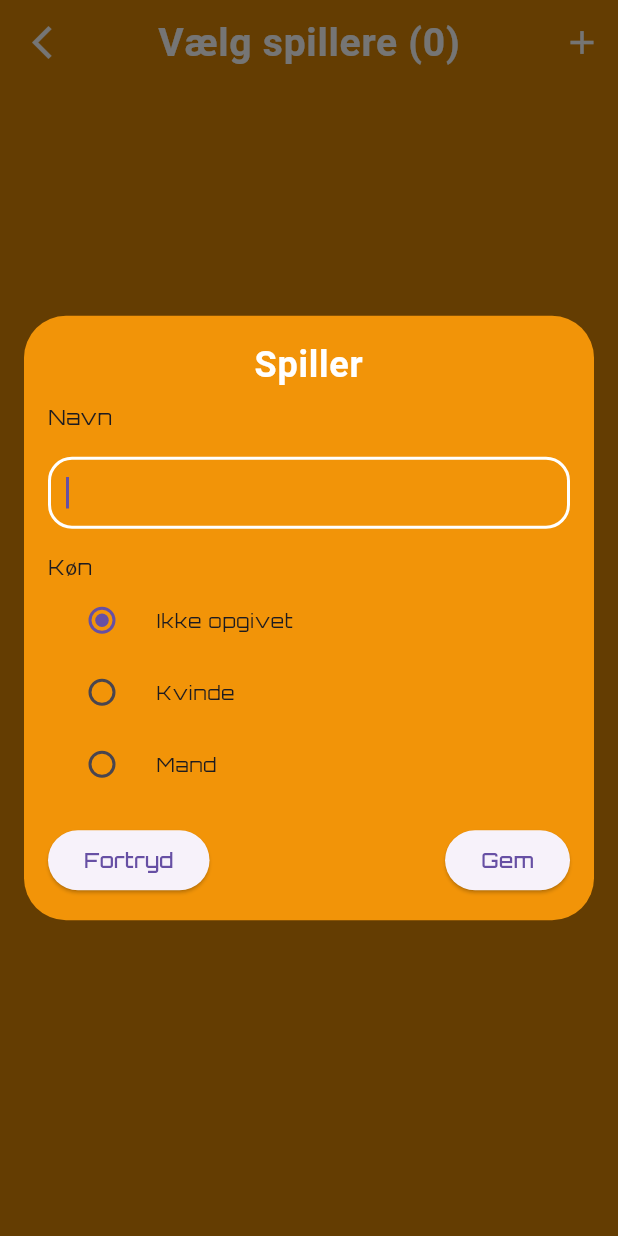
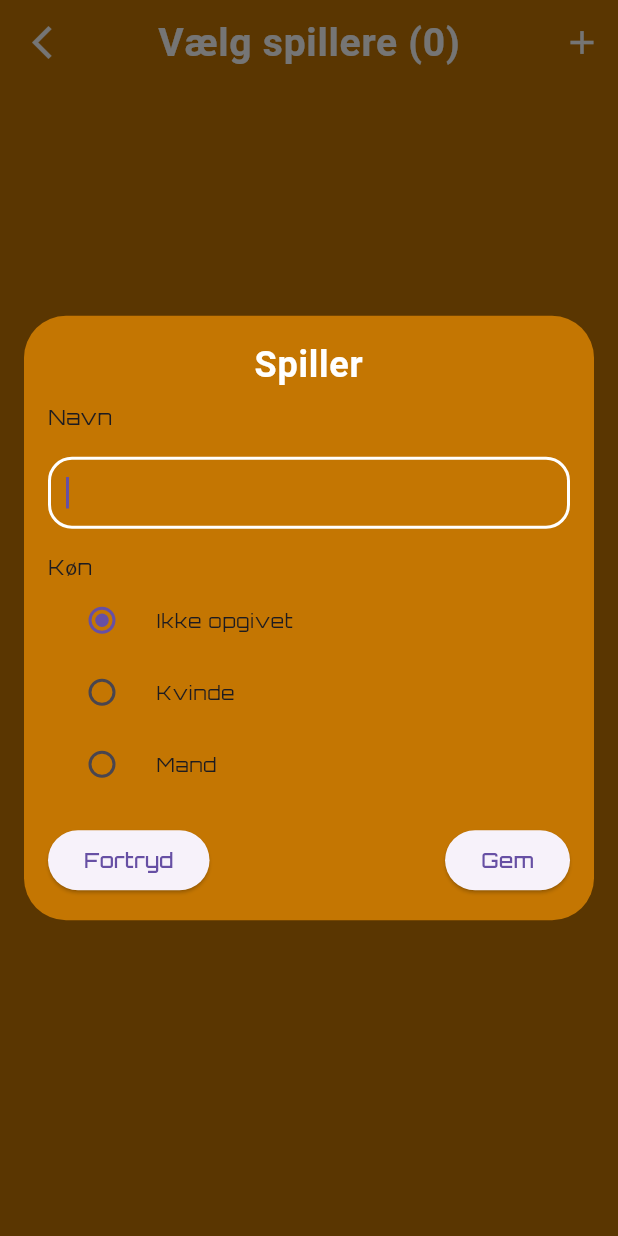
Before and after one commit to vitting/silkeborgcano, a Flutter app: the ChosePlayerDialog screen opened directly, after a tap on the "add" icon, on a phone screen of 412 x 824 dp. Run offline on Flutter 3.47's test engine with Material 3 defaults, Android fonts, the phone set to English and light mode, and no system bars; our stand-ins replace gap, get_it, go_router, google_fonts, material_symbols_icons, objectbox and 1 more; generated files the repository leaves out were written again.

Commit message:
feat: Enhance MatchListTile and MatchListTileArea components with selection logic and improved UI elements

```diff
--- a/lib/screens/match_round_screen/match_list_tile.dart
+++ b/lib/screens/match_round_screen/match_list_tile.dart
@@ -59,6 +59,8 @@ class MatchListTile extends StatelessWidget {
                   team2Name2: team2[1].name,
                   onTapTeam1: onTapTeam1,
                   onTapTeam2: onTapTeam2,
+                  isTeam1Selected: pointsTeam1 > pointsTeam2 && pointsTeam1 > 0,
+                  isTeam2Selected: pointsTeam2 > pointsTeam1 && pointsTeam2 > 0,
                 ),
               ],
             ),
--- a/lib/screens/tournament_screen/chose_player_dialog.dart
+++ b/lib/screens/tournament_screen/chose_player_dialog.dart
@@ -3,6 +3,7 @@ import 'package:silkeborgcano/dialogs/player_dialog.dart';
 import 'package:silkeborgcano/main.dart';
 import 'package:silkeborgcano/models/player.dart';
 import 'package:silkeborgcano/objectbox.g.dart';
+import 'package:silkeborgcano/standards/app_colors.dart';
 import 'package:silkeborgcano/widgets/custom_checkbox_list_tile.dart';
 import 'package:silkeborgcano/widgets/custom_icon.dart';
 import 'package:silkeborgcano/widgets/custom_icon_button.dart';
@@ -43,6 +44,7 @@ class _ChosePlayerDialogState extends State<ChosePlayerDialog> {
     return Dialog.fullscreen(
       child: ScreenScaffold(
         title: Text('Vælg spillere (${_selectedPlayers.length})'),
+        backgroundColor: AppColors.dialogBackgroundColor,
         actions: [
           CustomIconButton(
             size: CustomIconSize.m,
--- a/lib/standards/app_colors.dart
+++ b/lib/standards/app_colors.dart
@@ -8,7 +8,10 @@ class AppColors {
   static const Color tileBackground = volleyballOrange;
   static const Color tileSelectedBackground = Color.fromARGB(255, 237, 143, 1);
   static const Color floatingActionButton = clearSky;
-  static const Color scaffoldBackgroundColor = tangerineOrange;
+  // static const Color scaffoldBackgroundColor = Color.fromARGB(255, 169, 102, 2);
+  // static const Color scaffoldBackgroundColor = Color.fromARGB(255, 42, 42, 42);
+  // static const Color scaffoldBackgroundColor = Color.fromARGB(255, 28, 28, 28);
+  static const Color scaffoldBackgroundColor = Color.fromARGB(255, 66, 66, 66);
   static const Color checkboxSelectedBackground = deepSea;
   static const Color radioSelectedBackground = deepSea;
   static const Color iconDisabled = Color.fromARGB(176, 255, 255, 255);
@@ -16,10 +19,11 @@ class AppColors {
   static const Color benchedPlayerCardBackground = coralPink;
   static const Color matchTileArea1Background = oceanWave;
   static const Color matchTileArea2Background = deepSea;
+  static const Color matchTilePointsBackgroundColor = Color.fromARGB(255, 66, 66, 66);
   static const Color matchSummaryInfoCardBackgorundColor = coralPink;
   static const Color summaryListTileBackgroundColor = tileBackground;
   static const Color summaryListTileSittingOverBackgroundColor = sunburstYellow;
-  static const Color dialogBackgroundColor = volleyballOrange;
+  static const Color dialogBackgroundColor = Color.fromARGB(255, 196, 118, 2);
   static const Color buttonBackgroundColor = deepSea;
   static const Color white = Colors.white;
   static const Color black = Colors.black;
--- a/lib/widgets/screen_scaffold.dart
+++ b/lib/widgets/screen_scaffold.dart
@@ -13,6 +13,7 @@ class ScreenScaffold extends StatelessWidget {
   final Widget body;
   final Widget? floatingActionButton;
   final VoidCallback? onHomeTap;
+  final Color? backgroundColor;
   const ScreenScaffold({
     super.key,
     this.title,
@@ -21,12 +22,13 @@ class ScreenScaffold extends StatelessWidget {
     required this.body,
     this.floatingActionButton,
     this.onHomeTap,
+    this.backgroundColor,
   });
 
   @override
   Widget build(BuildContext context) {
     return Scaffold(
-      backgroundColor: AppColors.scaffoldBackgroundColor,
+      backgroundColor: backgroundColor ?? AppColors.scaffoldBackgroundColor,
       floatingActionButton: floatingActionButton,
       floatingActionButtonLocation: FloatingActionButtonLocation.centerFloat,
       appBar: AppBar(
@@ -44,7 +46,7 @@ class ScreenScaffold extends StatelessWidget {
         leading: leading ?? CustomIconButton(icon: Symbols.home, onPressed: onHomeTap, size: CustomIconSize.m),
       ),
       body: Padding(
-        padding: const EdgeInsets.only(top: 0, left: AppSizes.s, right: AppSizes.s, bottom: AppSizes.s),
+        padding: const EdgeInsets.only(top: 0, left: AppSizes.xs, right: AppSizes.xs, bottom: AppSizes.xs),
         child: body,
       ),
     );
```
Also changed, not shown: lib/screens/match_round_screen/match_list_tile_area.dart (+18 -38 lines), lib/screens/match_round_screen/match_list_tile_area_tile.dart (added, +51 -0 lines), lib/screens/match_round_screen/match_list_tile_points.dart (+16 -4 lines), lib/screens/match_round_screen/match_list_tile_title.dart (+2 -7 lines).
